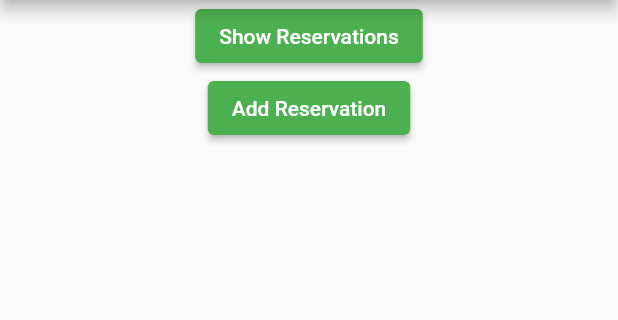
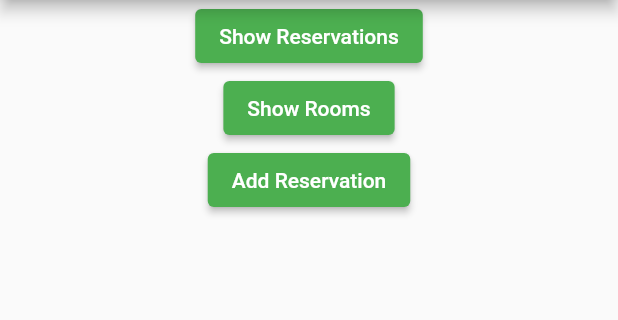
Before and after one commit to jwelbeck52/RestWell-Hotel, a Flutter app: the screen it shows after launch, after a tap on "Add Reservation", on a phone screen of 412 x 824 dp, the part 75-395 px from its top. Run offline on Flutter 3.47's test engine with Material 2 defaults, Android fonts, the phone set to English and light mode, and no system bars; our stand-ins replace flutter_form_builder, shared_preferences; missing offline and left inert: shared_preferences_web.

Commit message:
add provider package for Rooms and Reservations

```diff
--- a/lib/main.dart
+++ b/lib/main.dart
@@ -1,8 +1,13 @@
 import 'package:flutter/material.dart';
+// ignore: import_of_legacy_library_into_null_safe
+import 'package:provider/provider.dart';
+
+// providers
+import './providers/reservations.dart';
+import './providers/rooms.dart';
+
+//screens
 import 'package:resevation_mgt/screens/dashboard.dart';
-
-import './providers/reservations.dart';
-import './models/reservation.dart';
 import 'screens/home.dart';
 import 'screens/dashboard.dart';
 import 'screens/room_select.dart';
@@ -12,7 +17,18 @@ import 'screens/payment_screen.dart';
 import 'screens/reservation_status.dart';
 
 void main() {
-  runApp(MaterialApp(
+  runApp(HotelApp());
+}
+
+class HotelApp extends StatelessWidget {
+  @override
+  Widget build(BuildContext context) {
+    return MultiProvider(
+      providers: [
+        ListenableProvider(create: (context) => Reservations()),
+        ListenableProvider(create: (context) => Rooms())
+      ],
+      child: MaterialApp(
         debugShowCheckedModeBanner: false,
         title: 'RestWell Hotel',
         theme: ThemeData(
@@ -21,6 +37,7 @@ void main() {
         // Start the app with the "/" named route. In this case, the app starts
         // on the FirstScreen widget.
         initialRoute: '/',
+        // home: Dashboard,
         routes: {
           // When navigating to the "/" route, build the FirstScreen widget.
           Dashboard.routeName: (context) => Dashboard(),
@@ -31,5 +48,7 @@ void main() {
           // '/payment': (context) => PaymentScreen(),
           // '/status': (context) => StatusScreen(),
         },
-  ));
+      ),
+    );
   }
+}
--- /dev/null
+++ b/lib/models/dummy_data.dart
@@ -0,0 +1,49 @@
+import 'package:flutter/material.dart';
+
+import './reservation.dart';
+import './room.dart';
+
+List<Reservation> dummyReservations = [
+  Reservation(
+      id: '1',
+      roomId: '1',
+      fullName: 'John Snow',
+      email: 'jsnow@mail.com',
+      startDate: DateTime.now(),
+      endDate: DateTime.now().add(const Duration(days: 2))),
+  Reservation(
+      id: '2',
+      roomId: '1',
+      fullName: 'Captain Kidd',
+      email: 'capK@mail.com',
+      startDate: DateTime.now(),
+      endDate: DateTime.now().add(const Duration(days: 2))),
+  Reservation(
+      id: '3',
+      roomId: '2',
+      fullName: 'Jason Borne',
+      email: 'jborne@mail.com',
+      startDate: DateTime.now(),
+      endDate: DateTime.now().add(const Duration(days: 2)))
+];
+
+List<Room> dummyRooms = [
+  Room(
+      id: '1',
+      name: 'Executive Room',
+      cost: 1000.00,
+      image: Image.network('https://picsum.photos/200/300'),
+      description: 'Executive Rooms'),
+  Room(
+      id: '2',
+      name: 'Double Room',
+      cost: 800.00,
+      image: Image.network('https://picsum.photos/200/300'),
+      description: 'Executive Rooms'),
+  Room(
+      id: '3',
+      name: 'Single Room',
+      cost: 450.00,
+      image: Image.network('https://picsum.photos/200/300'),
+      description: 'Executive Rooms'),
+];
--- a/lib/models/reservation.dart
+++ b/lib/models/reservation.dart
@@ -8,9 +8,9 @@ class Reservation {
   String id;
   String fullName;
   String email;
-  double cost = 0;
-  int noOfAdults = 0;
-  int noOfChildren = 0;
+  double cost = 100.00;
+  //int noOfAdults = 0;
+  //int noOfChildren = 0;
   DateTime startDate;
   DateTime endDate;
   String roomId;
--- a/lib/providers/reservations.dart
+++ b/lib/providers/reservations.dart
@@ -1,30 +1,38 @@
 import 'dart:developer';
 
+import 'package:flutter/cupertino.dart';
 import 'package:resevation_mgt/models/reservation.dart';
 import 'package:resevation_mgt/models/room.dart';
 import 'package:resevation_mgt/providers/rooms.dart';
+import '../models/dummy_data.dart';
 
-class Reservations {
-  final List<Reservation> _reservations = [
-    Reservation(
-        id: '1',
-        roomId: '3',
-        fullName: 'fullName',
-        email: 'email',
-        startDate: DateTime.now(),
-        endDate: DateTime.now())
+class Reservations with ChangeNotifier {
+  List<Reservation> _reservations = [
+    // Reservation(
+    //     id: '1',
+    //     roomId: '3',
+    //     fullName: 'fullName',
+    //     email: 'email',
+    //     startDate: DateTime.now(),
+    //     endDate: DateTime.now())
   ];
 
   List<Reservation> get reservations {
     return [..._reservations];
   }
 
-  addReservation(Reservation reservation) {
+  addReservation(Reservation newReservation) {
     // if (_reservations.contains(reservation)) {
     //   print('already exists');
     // } else {
     //   _reservations.add(reservation);
     // }
-    _reservations.add(reservation);
+    _reservations.add(newReservation);
+    notifyListeners();
+  }
+
+  loadReservationsFromDB() {
+    _reservations = [...dummyReservations];
+    notifyListeners();
   }
 }
--- a/lib/providers/rooms.dart
+++ b/lib/providers/rooms.dart
@@ -1,29 +1,35 @@
 import 'package:intl/intl.dart';
 import 'package:flutter/material.dart';
+import 'package:resevation_mgt/models/dummy_data.dart';
 
 import '../models/room.dart';
 
-class Rooms {
-  final List<Room> _rooms = [
-    Room(
-        id: '1',
-        name: 'Room 1',
-        cost: 100.00,
-        image: Image.network('https://picsum.photos/200/300'),
-        description: 'Room 1 description'),
-    Room(
-        id: '2',
-        name: 'Room 2',
-        cost: 200.00,
-        image: Image.network('https://picsum.photos/200/300'),
-        description: 'Room 2 description'),
-    Room(
-        id: '3',
-        name: 'Room 3',
-        cost: 300.00,
-        image: Image.network('https://picsum.photos/200/300'),
-        description: 'Room 3 description'),
+class Rooms with ChangeNotifier {
+  List<Room> _rooms = [
+    // Room(
+    //     id: '1',
+    //     name: 'Room 1',
+    //     cost: 100.00,
+    //     image: Image.network('https://picsum.photos/200/300'),
+    //     description: 'Room 1 description'),
+    // Room(
+    //     id: '2',
+    //     name: 'Room 2',
+    //     cost: 200.00,
+    //     image: Image.network('https://picsum.photos/200/300'),
+    //     description: 'Room 2 description'),
+    // Room(
+    //     id: '3',
+    //     name: 'Room 3',
+    //     cost: 300.00,
+    //     image: Image.network('https://picsum.photos/200/300'),
+    //     description: 'Room 3 description'),
   ];
+
+  loadRoomsFromDB() {
+    _rooms = [...dummyRooms];
+    notifyListeners();
+  }
 
   List<Room> get rooms {
     return [..._rooms];
@@ -33,4 +39,9 @@ class Rooms {
     var room = rooms.firstWhere((id) => id == roomId);
     return room;
   }
+
+  addRoom(Room newRoom) {
+    _rooms.add(newRoom);
+    notifyListeners();
+  }
 }
--- a/lib/screens/dashboard.dart
+++ b/lib/screens/dashboard.dart
@@ -1,17 +1,26 @@
+// ignore_for_file: import_of_legacy_library_into_null_safe
+
 import 'dart:developer';
 
 import 'package:flutter/material.dart';
-import 'package:resevation_mgt/providers/reservations.dart';
+import 'package:provider/provider.dart';
+
+import '../providers/rooms.dart';
+import '../providers/reservations.dart';
 
 import 'package:resevation_mgt/widgets/appbar.dart';
 import 'package:resevation_mgt/widgets/drawer.dart';
 import '../models/reservation.dart';
 
-class Dashboard extends StatelessWidget {
+class Dashboard extends StatefulWidget {
   static const String routeName = '/';
   Dashboard({Key? key}) : super(key: key);
 
-  var reservations = Reservations();
+  @override
+  State<Dashboard> createState() => _DashboardState();
+}
+
+class _DashboardState extends State<Dashboard> {
   var reserve1 = Reservation(
       id: "419",
       roomId: '1',
@@ -22,6 +31,8 @@ class Dashboard extends StatelessWidget {
 
   @override
   Widget build(BuildContext context) {
+    var myReservations = Provider.of<Reservations>(context);
+    var myRooms = Provider.of<Rooms>(context); //Rooms();
     return Scaffold(
       appBar: MainAppBar(
         "RestWell Hotel",
@@ -34,15 +45,29 @@ class Dashboard extends StatelessWidget {
               ElevatedButton(
                 child: Text('Show Reservations'),
                 onPressed: () {
-                  // reservations.addReservation(reserve1);
-                  inspect(reservations.reservations);
+                  myReservations.loadReservationsFromDB();
+                  inspect(myReservations.reservations);
                 },
               ),
               ElevatedButton(
+                child: Text('Show Rooms'),
+                onPressed: () {
+                  myRooms.loadRoomsFromDB();
+                  inspect(myRooms.rooms);
+                },
+              ),
+              //  ElevatedButton(
+              //   child: Text('Add Room'),
+              //   onPressed: () {
+              //     myreservations.loadReservationsFromDB();
+              //     inspect(myreservations.reservations);
+              //   },
+              // ),
+              ElevatedButton(
                 child: Text('Add Reservation'),
                 onPressed: () {
-                  reservations.addReservation(reserve1);
-                  inspect(reservations.reservations);
+                  myReservations.addReservation(reserve1);
+                  inspect(myReservations.reservations);
                 },
               ),
             ],
--- a/pubspec.yaml
+++ b/pubspec.yaml
@@ -41,6 +41,7 @@ dependencies:
 dev_dependencies:
   flutter_test:
     sdk: flutter
+  provider: ^6.0.2
 
   # The "flutter_lints" package below contains a set of recommended lints to
   # encourage good coding practices. The lint set provided by the package is
```
Also changed, not shown: pubspec.lock, 1 other file. Lines whose indentation alone changed are shown as unchanged.
